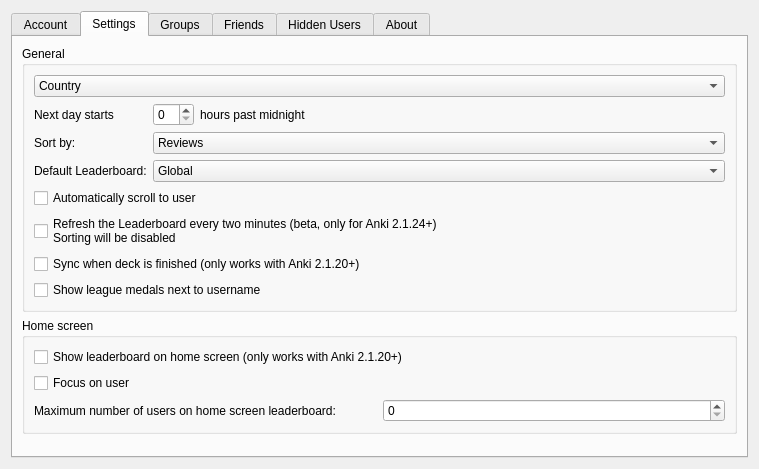
ThoreBor/Anki_Leaderboard, file designer/setup.ui: the form before one commit.
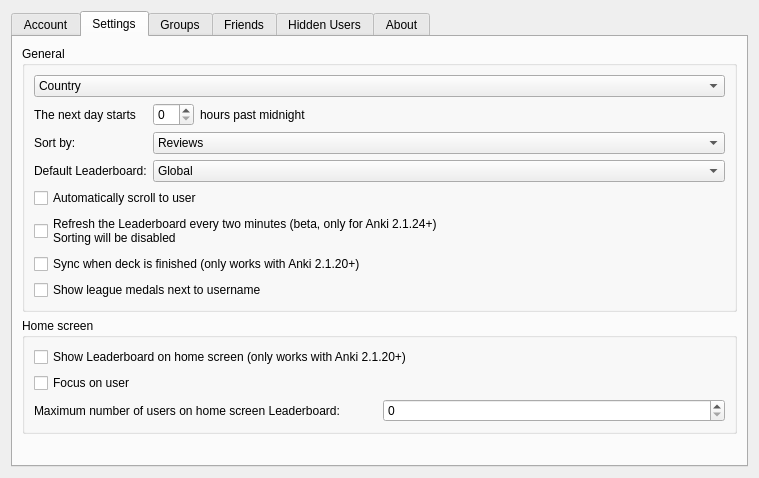
The form after the commit. The open tabs and pages were chosen to show the change. Icons and pictures are not drawn.

```diff
--- a/designer/setup.ui
+++ b/designer/setup.ui
@@ -7,7 +7,7 @@
     <x>0</x>
     <y>0</y>
     <width>759</width>
-    <height>469</height>
+    <height>478</height>
    </rect>
   </property>
   <property name="sizePolicy">
@@ -248,7 +248,7 @@
             <item>
              <widget class="QCheckBox" name="LB_DeckBrowser">
               <property name="text">
-               <string>Show leaderboard on home screen (only works with Anki 2.1.20+)</string>
+               <string>Show Leaderboard on home screen (only works with Anki 2.1.20+)</string>
               </property>
              </widget>
             </item>
@@ -264,7 +264,7 @@
               <item>
                <widget class="QLabel" name="maxUsers_Label">
                 <property name="text">
-                 <string>Maximum number of users on home screen leaderboard:</string>
+                 <string>Maximum number of users on home screen Leaderboard:</string>
                 </property>
                </widget>
               </item>
@@ -393,7 +393,7 @@
                </sizepolicy>
               </property>
               <property name="text">
-               <string>Next day starts</string>
+               <string>The next day starts</string>
               </property>
              </widget>
             </item>
```
Left out of the diff: 6 changed lines with no effect on the pictures.
